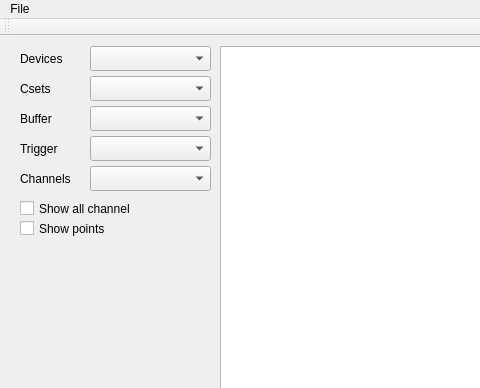
Old version of the form zgui.ui in the repository FedericoVaga/zGUI; both pictures show x 0 to 480 and y 0 to 388 of the 1024 by 768 pixel window.
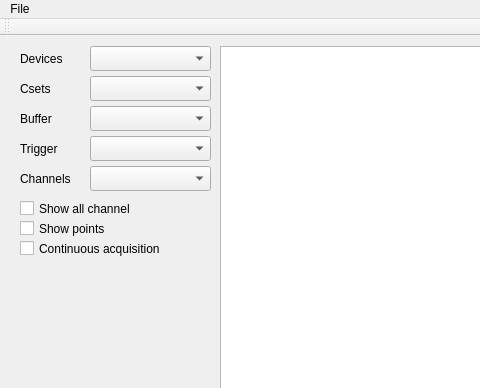
New version of the form.

Commit message: DEVEL zGui: add support for continuous acquisition

What changed in the file:
```diff
--- a/zgui.ui
+++ b/zgui.ui
@@ -198,7 +198,7 @@
      <rect>
       <x>20</x>
       <y>160</y>
-      <width>150</width>
+      <width>190</width>
       <height>25</height>
      </rect>
     </property>
@@ -211,7 +211,7 @@
      <rect>
       <x>20</x>
       <y>180</y>
-      <width>150</width>
+      <width>190</width>
       <height>25</height>
      </rect>
     </property>
@@ -219,6 +219,19 @@
      <string>Show points</string>
     </property>
    </widget>
+   <widget class="QCheckBox" name="ckbContinuous">
+    <property name="geometry">
+     <rect>
+      <x>20</x>
+      <y>200</y>
+      <width>190</width>
+      <height>25</height>
+     </rect>
+    </property>
+    <property name="text">
+     <string>Continuous acquisition</string>
+    </property>
+   </widget>
   </widget>
   <widget class="QMenuBar" name="menubar">
    <property name="geometry">
```
The commit also changes 2 other files.
